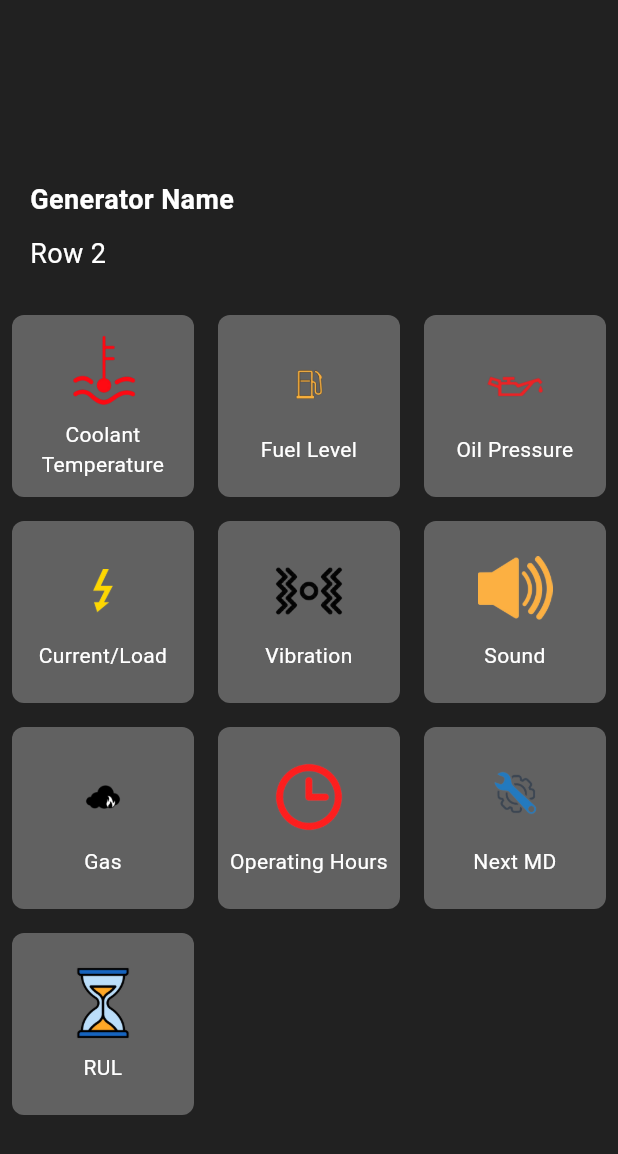
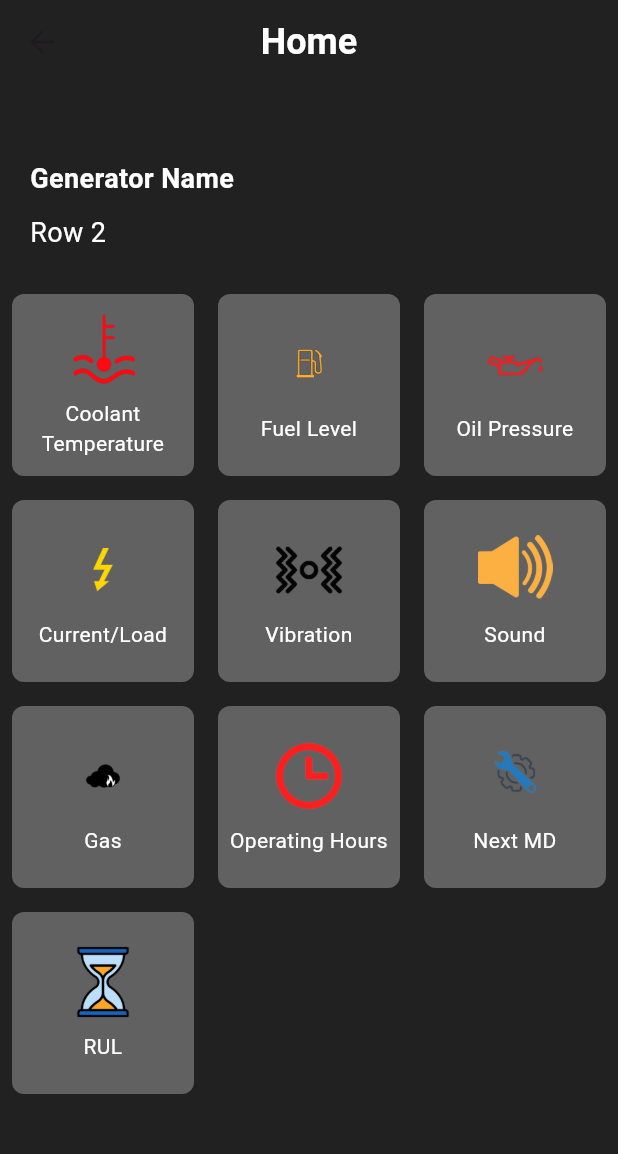
Before and after one commit to AshenDulsanka/IoT-PMS, a Flutter app: the Home screen opened directly, on a phone screen of 412 x 824 dp. Shown: the top 1154 px of the screen. Run offline on Flutter 3.47's test engine with Material 3 defaults, Android fonts, the phone set to English and light mode, and no system bars.

Commit message:
added appbar to the home page

```diff
--- a/mobileapp/lib/pages/home.dart
+++ b/mobileapp/lib/pages/home.dart
@@ -18,8 +18,23 @@ class Home extends StatelessWidget {
   Widget build(BuildContext context) {
     return Scaffold(
       backgroundColor: Colors.grey[900],
-      body: Container(
-        padding: EdgeInsets.only(top: 120), // Padding added to push content down
+      appBar: AppBar(
+        title: Text(
+          "Home",
+          textAlign: TextAlign.center,
+          style: TextStyle(
+            color: Colors.white,
+            fontSize: 24,
+            fontWeight: FontWeight.bold,
+          ),
+        ),
+        centerTitle: true,
+        backgroundColor: Colors.grey[900], // Set app bar color to match background
+        elevation: 0, // Remove elevation
+      ),
+      body: SafeArea(
+        child: Container(
+          padding: EdgeInsets.only(top: 50), // Padding added to push content down
           child: Column(
             crossAxisAlignment: CrossAxisAlignment.stretch,
             children: [
@@ -71,6 +86,7 @@ class Home extends StatelessWidget {
             ],
           ),
         ),
+      ),
     );
   }
 
```
Lines whose indentation alone changed are shown as unchanged.
